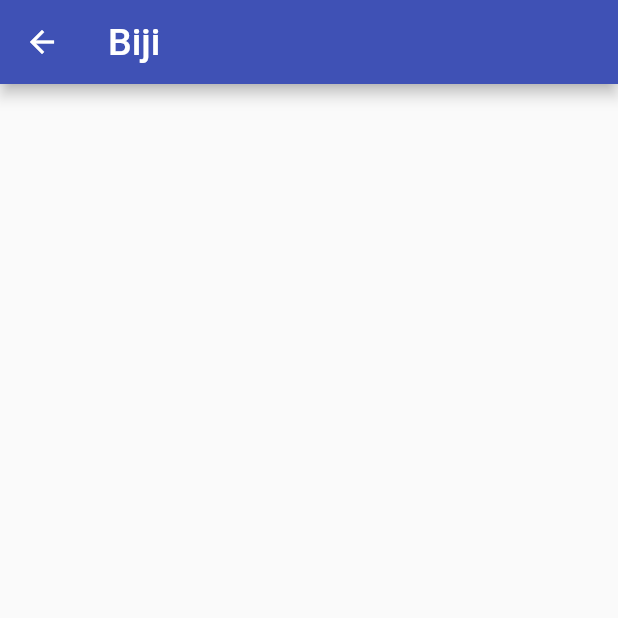
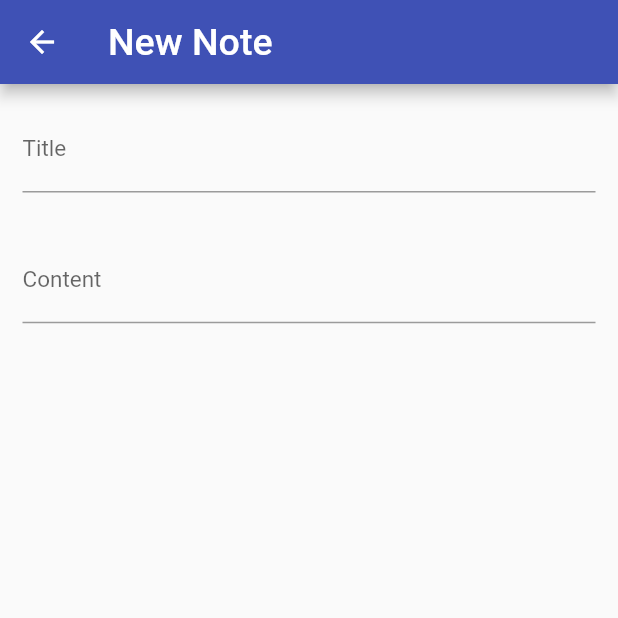
Before and after one commit to alochaus/Biji, a Flutter app: the screen it shows after launch, after a tap on the "edit" icon, on a phone screen of 412 x 824 dp, the top half of it. Run offline on Flutter 3.47's test engine with Material 2 defaults, Android fonts, the phone set to English and light mode, and no system bars.

Commit message:
added create note screen

```diff
--- a/lib/components/BijiAppBar.dart
+++ b/lib/components/BijiAppBar.dart
@@ -1,24 +1,40 @@
 import 'package:biji/screens/Options.dart';
 import 'package:flutter/material.dart';
 
-AppBar bijiAppBar({BuildContext context}) {
+class BijiAppBar extends StatelessWidget with PreferredSizeWidget {
+  final BuildContext context;
+  final String title;
+
+  BijiAppBar({
+    this.context,
+    this.title,
+  });
+
+  @override
+  Widget build(BuildContext _context) {
     return AppBar(
       title: Text(
-      'Biji',
+        title ?? 'Biji',
         style: TextStyle(fontSize: 25.0),
         textAlign: TextAlign.center,
       ),
       actions: (context != null)
           ? <Widget>[
-            IconButton(
+              displayOptionsButton(),
+            ]
+          : null,
+    );
+  }
+
+  IconButton displayOptionsButton() => IconButton(
         icon: Icon(Icons.more_vert),
         onPressed: () {
           Navigator.push(context, MaterialPageRoute(builder: (context) {
             return Options();
           }));
         },
-            )
-          ]
-        : null,
       );
+
+  @override
+  Size get preferredSize => Size.fromHeight(kToolbarHeight);
 }
--- /dev/null
+++ b/lib/components/InputField.dart
@@ -0,0 +1,44 @@
+import 'package:flutter/material.dart';
+import 'package:flutter/services.dart';
+
+class InputField extends StatelessWidget {
+  final TextEditingController controller;
+  final IconData icon;
+  final String label;
+  final String hint;
+  final TextInputType inputType;
+  final int maxLines;
+  final int minLines;
+  final bool expands;
+
+  InputField({
+    @required this.controller,
+    this.icon,
+    this.label,
+    this.hint,
+    this.maxLines,
+    this.minLines,
+    this.expands = false,
+    @required this.inputType,
+  });
+
+  @override
+  Widget build(BuildContext context) {
+    return Padding(
+      padding: const EdgeInsets.all(15.0),
+      child: TextField(
+        controller: controller,
+        style: TextStyle(fontSize: 15.0),
+        decoration: InputDecoration(
+          icon: icon != null ? Icon(icon) : null,
+          labelText: label ?? null,
+          hintText: hint ?? null,
+        ),
+        keyboardType: inputType,
+        maxLines: maxLines,
+        minLines: minLines,
+        expands: expands,
+      ),
+    );
+  }
+}
--- a/lib/main.dart
+++ b/lib/main.dart
@@ -1,5 +1,5 @@
 import 'package:biji/screens/ListOfNotes.dart';
-import 'package:biji/theme/theme.dart';
+import 'package:biji/theme/Theme.dart';
 import 'package:flutter/material.dart';
 
 void main() => runApp(Biji());
--- a/lib/screens/CreateNote.dart
+++ b/lib/screens/CreateNote.dart
@@ -1,12 +1,41 @@
 import 'package:biji/components/BijiAppBar.dart';
+import 'package:biji/components/InputField.dart';
 import 'package:flutter/material.dart';
+import 'package:flutter/services.dart';
 
 class CreateNote extends StatelessWidget {
+  final TextEditingController title = TextEditingController();
+  final TextEditingController content = TextEditingController();
+
   @override
   Widget build(BuildContext context) {
     return Scaffold(
-      appBar: bijiAppBar(),
-      body: Column(),
+      appBar: BijiAppBar(
+        title: 'New Note',
+      ),
+      body: SingleChildScrollView(
+        child: Column(
+          children: <Widget>[
+            displayTitle(),
+            displayContent(),
+          ],
+        ),
+      ),
     );
   }
+
+  InputField displayTitle() => InputField(
+        controller: title,
+        label: 'Title',
+        hint: 'Title',
+        inputType: TextInputType.text,
+      );
+
+  InputField displayContent() => InputField(
+        controller: content,
+        label: 'Content',
+        hint: 'Content',
+        inputType: TextInputType.multiline,
+        expands: false,
+      );
 }
--- a/lib/screens/ListOfNotes.dart
+++ b/lib/screens/ListOfNotes.dart
@@ -11,7 +11,9 @@ class _ListOfNotesState extends State<ListOfNotes> {
   @override
   Widget build(BuildContext context) {
     return Scaffold(
-      appBar: bijiAppBar(context: context),
+      appBar: BijiAppBar(
+        context: context,
+      ),
       floatingActionButton: FloatingActionButton(
         child: Icon(Icons.edit),
         onPressed: () {
--- a/lib/screens/Options.dart
+++ b/lib/screens/Options.dart
@@ -5,7 +5,9 @@ class Options extends StatelessWidget {
   @override
   Widget build(BuildContext context) {
     return Scaffold(
-      appBar: bijiAppBar(),
+      appBar: BijiAppBar(
+        title: 'Options',
+      ),
     );
   }
 }
```
Also changed, not shown: lib/theme/Theme.dart (renamed from lib/theme/theme.dart). Lines whose indentation alone changed are shown as unchanged.
